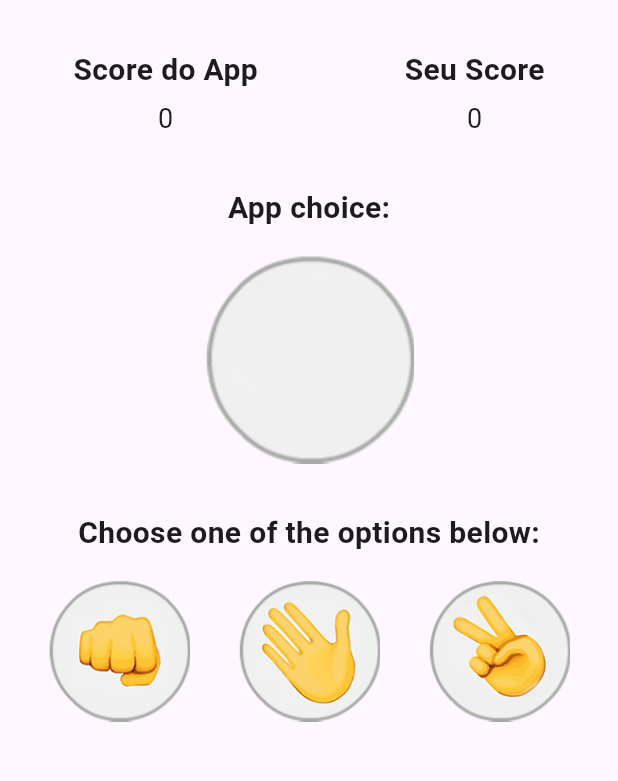
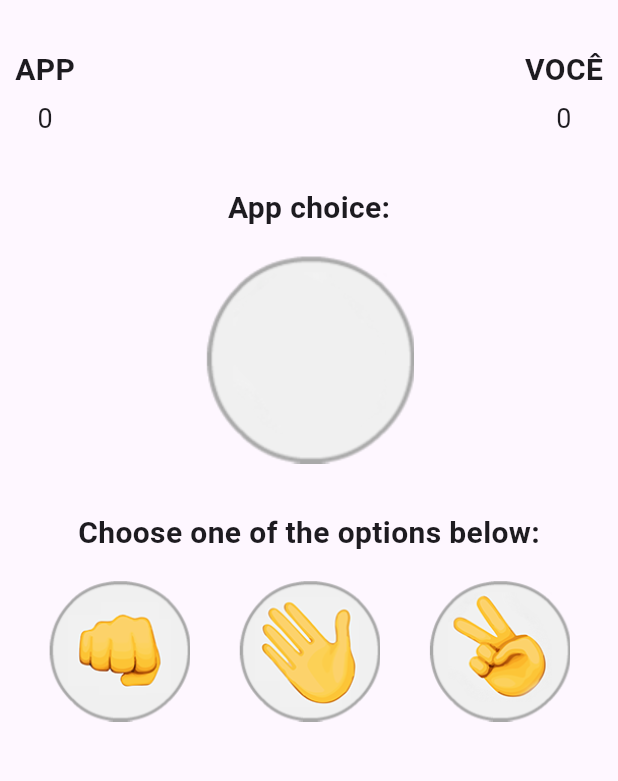
Before and after one commit to Romario-Negreiros/Joken_po, a Flutter app: the screen it shows after launch, on a phone screen of 412 x 824 dp, the part 84-865 px from its top. Run offline on Flutter 3.47's test engine with Material 3 defaults, Android fonts, the phone set to English and light mode, and no system bars.

Commit message:
Correct game results widgets and styles

```diff
--- a/lib/main.dart
+++ b/lib/main.dart
@@ -67,15 +67,15 @@ class _HomeState extends State<Home> {
             if (GameWinningConditions.playerA.contains(combination)) {
               setState(() {
                 appScore = appScore + 1;
-                result = "O app venceu :(";
+                result = "APP VENCEU";
               });
             } else if (GameWinningConditions.playerB.contains(combination)) {
               setState(() {
                 userScore = userScore + 1;
-                result = "Você venceu :)";
+                result = "VOCÊ VENCEU";
               });
             } else {
-              result = "Empate :|";
+              result = "EMPATE";
             }
           });
         });
@@ -92,23 +92,23 @@ class _HomeState extends State<Home> {
         ),
         body: Column(crossAxisAlignment: CrossAxisAlignment.center, children: [
           Padding(
-              padding: EdgeInsets.only(top: 32),
+              padding: EdgeInsets.only(top: 32, left: 10, right: 10),
               child: Row(
-                mainAxisAlignment: MainAxisAlignment.spaceEvenly,
+                mainAxisAlignment: MainAxisAlignment.spaceBetween,
                 crossAxisAlignment: CrossAxisAlignment.center,
                 children: [
                   Column(
                     children: [
-                      Text("Score do App", style: TextStyle(fontSize: 20, fontWeight: FontWeight.bold)),
+                      Text("APP", style: TextStyle(fontSize: 20, fontWeight: FontWeight.bold)),
                       Padding(
                           padding: EdgeInsets.only(top: 5),
                           child: Text("$appScore", style: TextStyle(fontSize: 18)))
                     ],
                   ),
-                  Text(result, style: TextStyle(fontSize: 18, decoration: TextDecoration.underline, decorationColor: Colors.purple)),
+                  Text(result, style: TextStyle(fontSize: 18)),
                   Column(
                     children: [
-                      Text("Seu Score", style: TextStyle(fontSize: 20, fontWeight: FontWeight.bold)),
+                      Text("VOCÊ", style: TextStyle(fontSize: 20, fontWeight: FontWeight.bold)),
                       Padding(
                           padding: EdgeInsets.only(top: 5),
                           child: Text("$userScore", style: TextStyle(fontSize: 18)))
```
